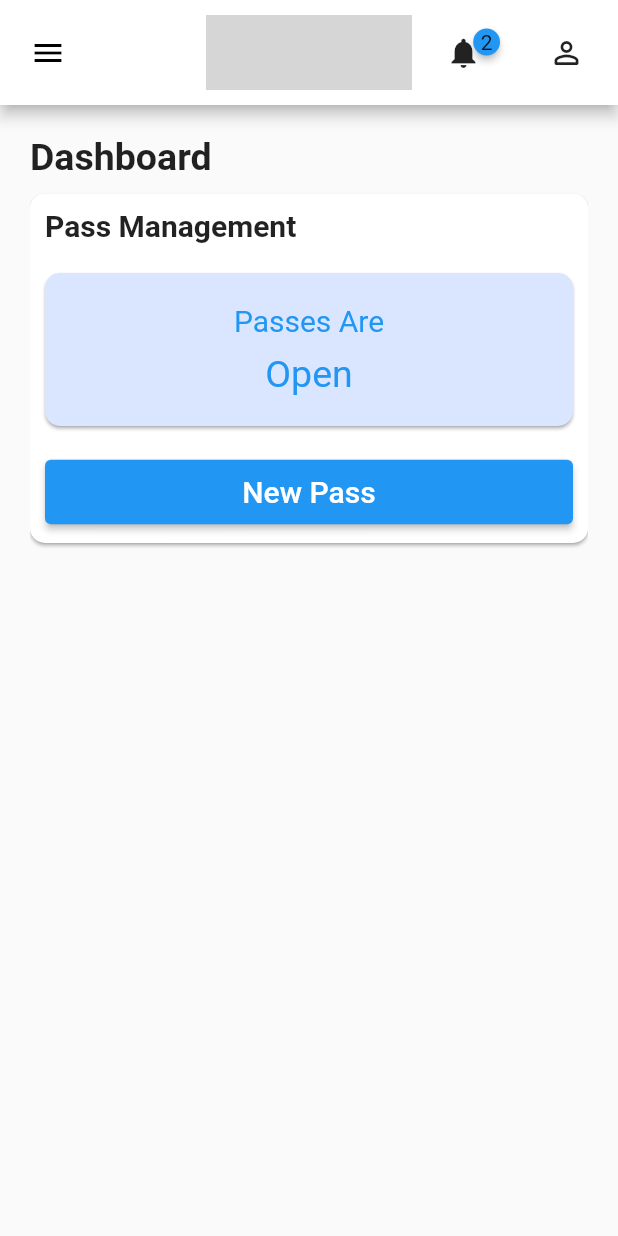
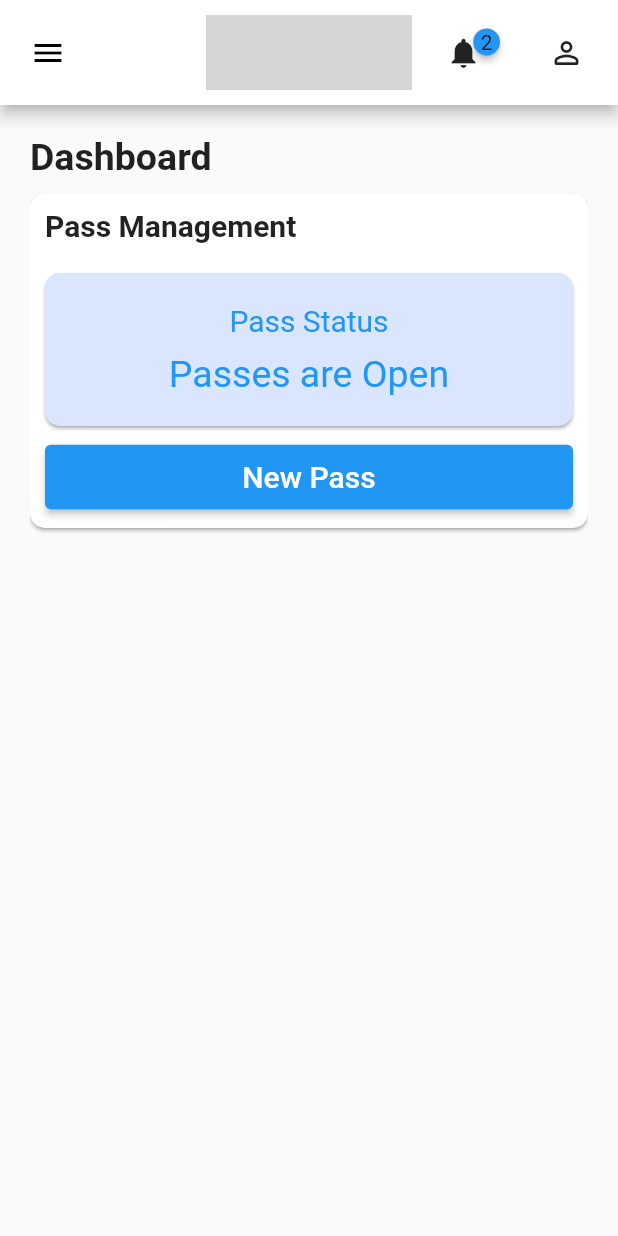
Before and after one commit to USAFA-HAVOC/FalconNet, a Flutter app: the screen it shows after launch, on a phone screen of 412 x 824 dp. Run offline on Flutter 3.47's test engine with Material 2 defaults, Android fonts, the phone set to English and light mode, and no system bars; drawn by our look-alikes of badges; our stand-ins replace flutter_redux, go_router, popover, redux; missing offline and left inert: dart:html, dart:js_util; grey boxes are pictures that could not be loaded.

Commit message:
Can now close passes

```diff
--- a/lib/Model/GlobalState.dart
+++ b/lib/Model/GlobalState.dart
@@ -20,6 +20,7 @@ class GlobalState implements StateObject {
   final UserSettings settings;
   final UserGrades grades;
   final Leave? leave;
+  final Pass? pass;
 
   const GlobalState({
     required this.cadet,
@@ -28,6 +29,7 @@ class GlobalState implements StateObject {
     required this.settings,
     required this.grades,
     this.leave,
+    this.pass,
   });
 
   @override
@@ -35,22 +37,25 @@ class GlobalState implements StateObject {
     GlobalStateProperty key = k as GlobalStateProperty;
     switch (key) {
       case GlobalStateProperty.cadet: {
-        return GlobalState(cadet: value, history: history, notifications: notifications, settings: settings, grades: grades, leave: leave);
+        return GlobalState(cadet: value, history: history, notifications: notifications, settings: settings, grades: grades, leave: leave, pass: pass);
       }
       case GlobalStateProperty.history: {
-        return GlobalState(cadet: cadet, history: value, notifications: notifications, settings: settings, grades: grades, leave: leave);
+        return GlobalState(cadet: cadet, history: value, notifications: notifications, settings: settings, grades: grades, leave: leave, pass: pass);
       }
       case GlobalStateProperty.notifications: {
-        return GlobalState(cadet: cadet, history: history, notifications: value, settings: settings, grades: grades, leave: leave);
+        return GlobalState(cadet: cadet, history: history, notifications: value, settings: settings, grades: grades, leave: leave, pass: pass);
       }
       case GlobalStateProperty.settings: {
-        return GlobalState(cadet: cadet, history: history, notifications: notifications, settings: value, grades: grades, leave: leave);
+        return GlobalState(cadet: cadet, history: history, notifications: notifications, settings: value, grades: grades, leave: leave, pass: pass);
       }
       case GlobalStateProperty.grades: {
-        return GlobalState(cadet: cadet, history: history, notifications: notifications, settings: settings, grades: value, leave: leave);
+        return GlobalState(cadet: cadet, history: history, notifications: notifications, settings: settings, grades: value, leave: leave, pass: pass);
       }
       case GlobalStateProperty.leave: {
-        return GlobalState(cadet: cadet, history: history, notifications: notifications, settings: settings, grades: grades, leave: value);
+        return GlobalState(cadet: cadet, history: history, notifications: notifications, settings: settings, grades: grades, leave: value, pass: pass);
+      }
+      case GlobalStateProperty.pass: {
+        return GlobalState(cadet: cadet, history: history, notifications: notifications, settings: settings, grades: grades, leave: leave, pass: value);
       }
     }
   }
@@ -63,4 +68,5 @@ enum GlobalStateProperty {
   settings,
   grades,
   leave,
+  pass,
 }
--- a/lib/Model/Reducer.dart
+++ b/lib/Model/Reducer.dart
@@ -35,7 +35,14 @@ GlobalState reducer(GlobalState state, dynamic act) {
 
     case ActionType.openPass: {
       //Api call
-      return state.modified(GlobalStateProperty.history, <Pass>[action.value as Pass] + state.history);
+      return state
+          .modified(GlobalStateProperty.history, <Pass>[action.value as Pass] + state.history)
+          .modified(GlobalStateProperty.pass, action.value);
+    }
+
+    case ActionType.closePass: {
+      //Api calls
+      return state.modified(GlobalStateProperty.pass, null);
     }
 
     case ActionType.setLeave: {
--- a/lib/Model/StateAction.dart
+++ b/lib/Model/StateAction.dart
@@ -31,6 +31,11 @@ class StateAction {
       subject = null,
       value = pass;
 
+  const StateAction.closePass() :
+        type = ActionType.closePass,
+        subject = null,
+        value = null;
+
   const StateAction.setLeave(Leave leave) :
         type = ActionType.setLeave,
         subject = null,
@@ -48,6 +53,7 @@ enum ActionType {
   dismiss,
   editSetting,
   openPass,
+  closePass,
   setLeave,
   clearLeave,
 }
--- a/lib/Pages/Grades.dart
+++ b/lib/Pages/Grades.dart
@@ -133,7 +133,7 @@ class GradesState extends State<Grades> {
                     });
                   },
                   children: store.state.grades.amis.asMap().map(
-                          (key, value) => MapEntry(key, buildGradePanel("AMI #${key.toString()}", value, amiExtensions[key]))
+                          (key, value) => MapEntry(key, buildGradePanel("AMI #${(key + 1).toString()}", value, amiExtensions[key]))
                   ).values.toList(),
                 ),
                 Text(
@@ -149,7 +149,7 @@ class GradesState extends State<Grades> {
                     });
                   },
                   children: store.state.grades.samis.asMap().map(
-                          (key, value) => MapEntry(key, buildGradePanel("SAMI #${key.toString()}", value, samiExtensions[key]))
+                          (key, value) => MapEntry(key, buildGradePanel("SAMI #${(key + 1).toString()}", value, samiExtensions[key]))
                   ).values.toList(),
                 )
               ],
--- a/lib/Pages/Home/Home.dart
+++ b/lib/Pages/Home/Home.dart
@@ -1,5 +1,6 @@
 import 'package:falcon_net/Model/GlobalState.dart';
 import 'package:falcon_net/Pages/Home/PassForm.dart';
+import 'package:falcon_net/Pages/Home/PassManagement.dart';
 import 'package:flutter/cupertino.dart';
 import 'package:flutter/material.dart';
 import 'package:flutter_redux/flutter_redux.dart';
@@ -19,57 +20,7 @@ class Home extends StatelessWidget {
           "Dashboard",
           style: Theme.of(context).textTheme.titleLarge,
         ),
-        Card(
-          child: PaddedColumn(
-            crossAxisAlignment: CrossAxisAlignment.stretch,
-            padding: EdgeInsets.all(10),
-            children: [
-              Text(
-                  "Pass Management",
-                  style: Theme.of(context).textTheme.titleMedium
-              ),
-              Row(
-                children: [Expanded(child: Card(
-                    color: Theme.of(context).focusColor,
-                    child: Padding(
-                      padding: EdgeInsets.all(20),
-                      child: Column(
-                        crossAxisAlignment: CrossAxisAlignment.center,
-                        mainAxisAlignment: MainAxisAlignment.start,
-                        children: [
-                          Padding(
-                            padding: const EdgeInsets.only(bottom: 10),
-                            child: Text(
-                              "Passes Are",
-                              style: Theme.of(context).textTheme.headlineMedium,
-                            ),
-                          ),
-                          Text(
-                            "Open",
-                            style: Theme.of(context).textTheme.headlineLarge,
-                          ),
-                        ],
-                      ),
-                    )
-                ))],
-              ),
-              ElevatedButton(
-                onPressed: () {
-                  showDialog(context: context, builder: (context) => Dialog(
-                    child: Padding(
-                      padding: EdgeInsets.all(10),
-                      child: PassForm(),
-                    ),
-                  ));
-                },
-                child: const Padding(
-                  padding: EdgeInsets.symmetric(vertical: 10),
-                  child: Text("New Pass"),
-                ),
-              )
-            ],
-          ),
-        ),
+        PassManagement(),
 
       ],
     );
--- /dev/null
+++ b/lib/Pages/Home/PassManagement.dart
@@ -0,0 +1,73 @@
+import 'package:falcon_net/Model/Pass.dart';
+import 'package:falcon_net/Model/StateAction.dart';
+import 'package:flutter/material.dart';
+import 'package:flutter_redux/flutter_redux.dart';
+
+import '../../Model/GlobalState.dart';
+import '../../Shared/PaddedColumn.dart';
+import '../../Shared/PassStatus.dart';
+import 'PassForm.dart';
+
+class PassManagement extends StatelessWidget {
+  const PassManagement({super.key});
+
+  @override
+  Widget build(BuildContext context) {
+    return Card(
+      child: PaddedColumn(
+        crossAxisAlignment: CrossAxisAlignment.stretch,
+        padding: EdgeInsets.all(10),
+        children: [
+          Text(
+              "Pass Management",
+              style: Theme.of(context).textTheme.titleMedium
+          ),
+          StoreBuilder<GlobalState>(
+              builder: (context, store) {
+                if (store.state.pass == null) {
+                  return Column(
+                    crossAxisAlignment: CrossAxisAlignment.stretch,
+                    children: [
+                      PassStatus(),
+                      ElevatedButton(
+                        onPressed: () {
+                          showDialog(context: context, builder: (context) => Dialog(
+                            child: Padding(
+                              padding: EdgeInsets.all(10),
+                              child: PassForm(),
+                            ),
+                          ));
+                        },
+                        child: const Padding(
+                          padding: EdgeInsets.symmetric(vertical: 10),
+                          child: Text("New Pass"),
+                        ),
+                      )
+                    ],
+                  );
+                }
+                else {
+                  return Column(
+                    crossAxisAlignment: CrossAxisAlignment.stretch,
+                    children: [
+                      PassStatus(),
+                      ElevatedButton(
+                        onPressed: () {
+                          store.dispatch(StateAction.closePass());
+                        },
+                        child: const Padding(
+                          padding: EdgeInsets.symmetric(vertical: 10),
+                          child: Text("Close Pass"),
+                        ),
+                      )
+                    ],
+                  );
+                }
+              }
+          ),
+
+        ],
+      ),
+    );
+  }
+}
--- /dev/null
+++ b/lib/Shared/PassStatus.dart
@@ -0,0 +1,106 @@
+import 'package:falcon_net/Shared/TemporalFormatting.dart';
+import 'package:flutter/material.dart';
+import 'package:flutter_redux/flutter_redux.dart';
+
+import '../Model/GlobalState.dart';
+import '../Model/Pass.dart';
+
+class PassStatus extends StatelessWidget {
+  const PassStatus({super.key});
+
+  @override
+  Widget build(BuildContext context) {
+    return Padding(
+      padding: EdgeInsets.only(bottom: 10),
+      child: Row(
+        children: [
+          Expanded(
+              child: StoreBuilder<GlobalState>(
+                  builder: (context, store) {
+                    if (store.state.pass == null) {
+                      return Card(
+                          color: Theme.of(context).focusColor,
+                          child: Padding(
+                              padding: EdgeInsets.all(20),
+                              child: Column(
+                                crossAxisAlignment: CrossAxisAlignment.center,
+                                mainAxisAlignment: MainAxisAlignment.start,
+                                children: [
+                                  Padding(
+                                    padding: const EdgeInsets.only(bottom: 10),
+                                    child: Text(
+                                      "Pass Status",
+                                      style: Theme.of(context).textTheme.headlineMedium,
+                                    ),
+                                  ),
+                                  Text(
+                                    "Passes are Open",
+                                    style: Theme.of(context).textTheme.headlineLarge,
+                                  ),
+                                ],
+                              ),
+                          )
+                      );
+                    }
+                    else {
+                      Pass pass = store.state.pass!;
+                      String expiration;
+                      if (pass.end!.difference(DateTime.now()).compareTo(Duration(hours: 24)) < 0 && pass.end!.weekday == DateTime.now().weekday) {
+                        expiration = "Expires: ${describeTime(TimeOfDay.fromDateTime(pass.end!))}";
+                      }
+                      else if (pass.end!.difference(DateTime.now()).compareTo(Duration(days: 7)) < 0) {
+                        expiration = "Expires: ${formatWeekday(pass.end!.weekday)}, ${describeTime(TimeOfDay.fromDateTime(pass.end!))}";
+                      }
+                      else {
+                        expiration = "Expires: ${describeDate(pass.end!)}, ${describeTime(TimeOfDay.fromDateTime(pass.end!))}";
+                      }
+
+                      return Card(
+                          color: Theme.of(context).canvasColor,
+                          child: Padding(
+                              padding: EdgeInsets.all(20),
+                              child: Column(
+                                crossAxisAlignment: CrossAxisAlignment.center,
+                                mainAxisAlignment: MainAxisAlignment.start,
+                                children: [
+                                  Padding(
+                                    padding: const EdgeInsets.only(bottom: 10),
+                                    child: Text(
+                                      "Pass Status",
+                                      style: TextStyle(
+                                        fontSize: Theme.of(context).textTheme.headlineMedium!.fontSize,
+                                        color: Colors.black
+                                      ),
+                                    ),
+                                  ),
+                                  Text(
+                                    "Signed-Out",
+                                    style: TextStyle(
+                                        fontSize: Theme.of(context).textTheme.headlineLarge!.fontSize,
+                                        color: Colors.black
+                                    ),
+                                  ),
+                                  Padding(
+                                    padding: const EdgeInsets.only(top: 10),
+                                    child: Text(
+                                      expiration,
+                                      style: TextStyle(
+                                          fontSize: Theme.of(context).textTheme.headlineMedium!.fontSize,
+                                          color: Colors.black
+                                      ),
+                                    ),
+                                  ),
+
+                                ],
+                              ),
+                          ),
+                      );
+                    }
+                  }
+              ),
+          )
+        ],
+      ),
+    );
+  }
+}
--- a/lib/Shared/TemporalFormatting.dart
+++ b/lib/Shared/TemporalFormatting.dart
@@ -36,3 +36,16 @@ TimeOfDay timeOf(DateTime date) {
 DateTime combineDate(DateTime date, TimeOfDay time) {
   return DateTime(date.year, date.month, date.day, time.hour, time.minute);
 }
+
+String formatWeekday(int day) {
+  switch (day) {
+    case 1: return "Monday";
+    case 2: return "Tuesday";
+    case 3: return "Wednesday";
+    case 4: return "Thursday";
+    case 5: return "Friday";
+    case 6: return "Saturday";
+    case 7: return "Sunday";
+    default: return "Noday";
+  }
+}
```
